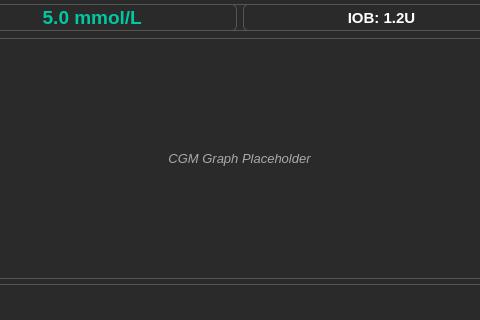
Qt form src/mainwindow.ui (Jelloge/insulin-pump-project) before a commit; both pictures show x 176 to 656 and y 116 to 436 of the 1086 by 716 pixel window.
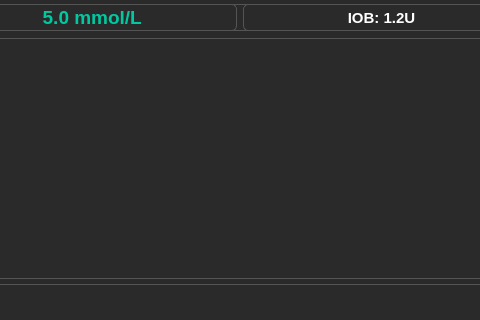
The same form after that commit. Custom widgets are drawn as their Qt base class.

```diff
--- a/src/mainwindow.ui
+++ b/src/mainwindow.ui
@@ -29,7 +29,7 @@
     <property name="styleSheet">
      <string notr="true">background-color: #2A2A2A; border: 1px solid #555; border-radius: 5px;</string>
     </property>
-    <widget class="QLabel" name="graphPlaceholderLabel">
+    <widget class="QChartView" name="cgmGraphView">
      <property name="geometry">
       <rect>
        <x>10</x>
@@ -41,12 +41,12 @@
      <property name="styleSheet">
       <string notr="true">color: #AAAAAA; font-style: italic; font-size: 10pt;</string>
      </property>
-     <property name="text">
-      <string>CGM Graph Placeholder</string>
-     </property>
      <property name="alignment">
       <set>Qt::AlignCenter</set>
      </property>
+     <property name="text" stdset="0">
+      <string>CGM Graph Placeholder</string>
+     </property>
     </widget>
     <widget class="QWidget" name="layoutWidget">
      <property name="geometry">
@@ -264,6 +264,13 @@
   </widget>
   <widget class="QStatusBar" name="statusbar"/>
  </widget>
+ <customwidgets>
+  <customwidget>
+   <class>QChartView</class>
+   <extends>QGraphicsView</extends>
+   <header>QtCharts.h</header>
+  </customwidget>
+ </customwidgets>
  <resources/>
  <connections/>
 </ui>
```
